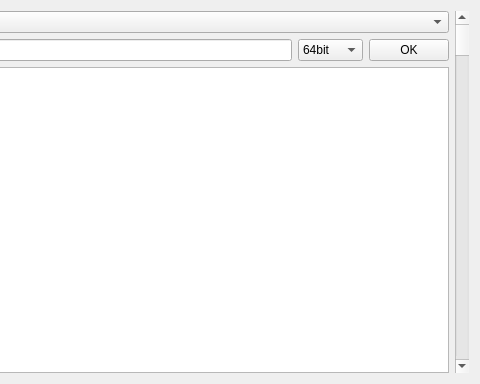
This is GUI/ui_memory_widget.ui in RRRRubbit/RISC-V_Debugger as Qt 5 draws it before an edit; both pictures show x 287 to 767 and y 0 to 384 of the 767 by 384 pixel window. The edited form follows.
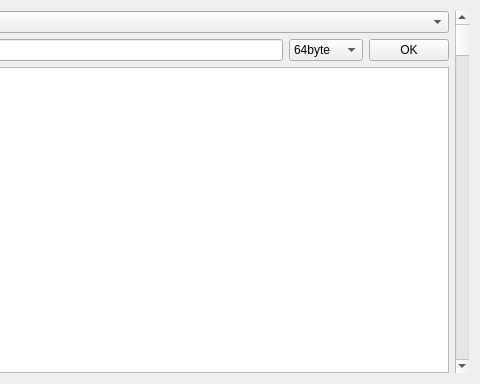
This is the edited form.

```diff
--- a/GUI/ui_memory_widget.ui
+++ b/GUI/ui_memory_widget.ui
@@ -41,12 +41,12 @@
       <widget class="QComboBox" name="comboBox_memorysize">
        <item>
         <property name="text">
-         <string>64bit</string>
+         <string>64byte</string>
         </property>
        </item>
        <item>
         <property name="text">
-         <string>256bit</string>
+         <string>256byte</string>
         </property>
        </item>
       </widget>
```
